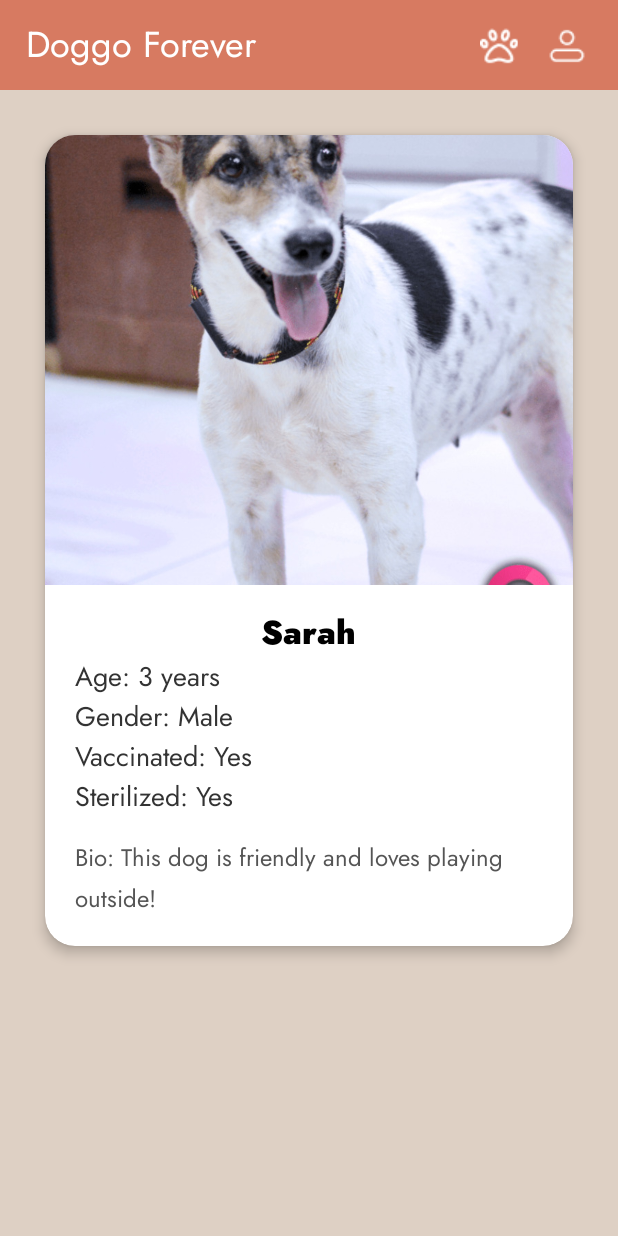
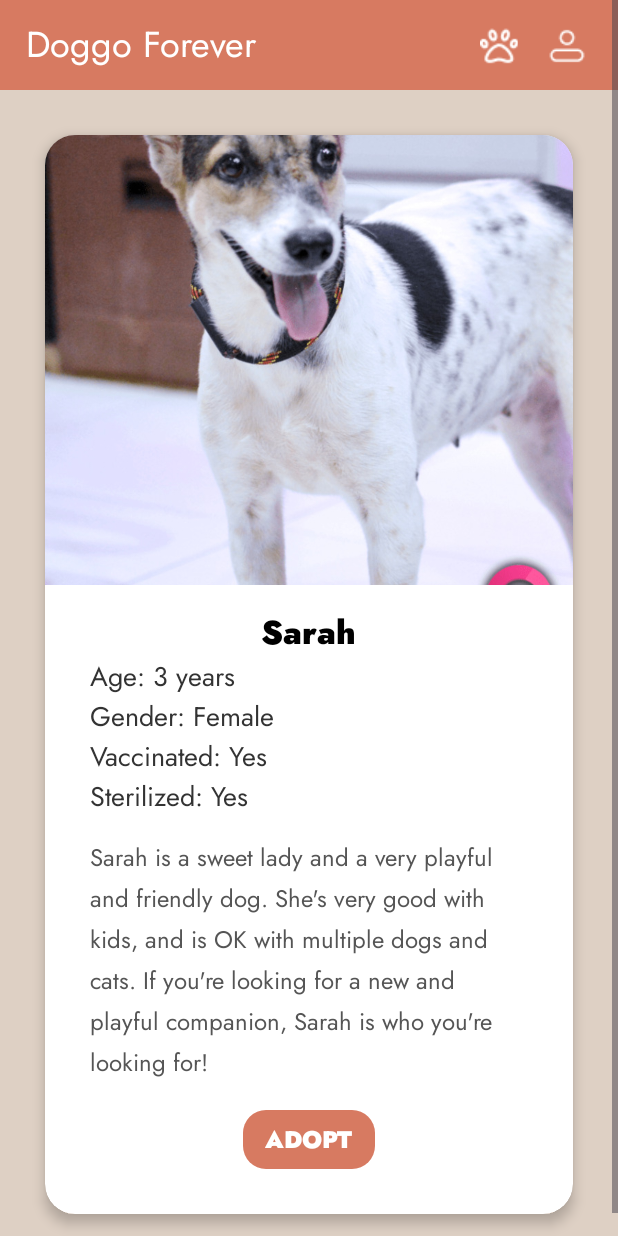
Before and after one commit to rjventu/ITS181-3_Dog-Adoption-App, an Android app: the layout dog_profile_page.xml on its own in the app's theme, with its tools: preview values and no code run, on a phone screen of 412 x 824 dp. Run offline under Robolectric (Android 15) with nearby library versions, the phone set to English and light mode, and no system bars.

Commit message:
Finished DogProfilePage
+ fin DogProfilePage
+ fin dog_profile_page
+ *tried* to do navigation, but failed miserably :(

```diff
--- /dev/null
+++ b/app/src/main/res/drawable/btn_rounded.xml
@@ -0,0 +1,12 @@
+<?xml version="1.0" encoding="utf-8"?>
+<shape xmlns:android="http://schemas.android.com/apk/res/android"
+    android:shape="rectangle">
+
+    <corners android:radius="15dp"/> <!-- Adjust this value for more/less rounding -->
+    <solid android:color="#D77A61"/> <!-- Background color -->
+    <padding
+        android:left="15dp"
+        android:top="8dp"
+        android:right="15dp"
+        android:bottom="8dp"/>
+</shape>
--- a/app/src/main/res/layout/dog_profile_page.xml
+++ b/app/src/main/res/layout/dog_profile_page.xml
@@ -112,7 +112,7 @@
                         android:layout_width="wrap_content"
                         android:layout_height="wrap_content"
                         android:fontFamily="@font/jost"
-                        android:layout_marginLeft="20dp"
+                        android:paddingLeft="30dp"
                         android:text="Age: 3 years"
                         android:textColor="#333"
                         android:textSize="18sp" />
@@ -122,8 +122,8 @@
                         android:layout_width="wrap_content"
                         android:layout_height="wrap_content"
                         android:fontFamily="@font/jost"
-                        android:layout_marginLeft="20dp"
-                        android:text="Gender: Male"
+                        android:paddingLeft="30dp"
+                        android:text="Gender: Female"
                         android:textColor="#333"
                         android:textSize="18sp" />
 
@@ -132,7 +132,7 @@
                         android:layout_width="wrap_content"
                         android:layout_height="wrap_content"
                         android:fontFamily="@font/jost"
-                        android:layout_marginLeft="20dp"
+                        android:paddingLeft="30dp"
                         android:text="Vaccinated: Yes"
                         android:textColor="#333"
                         android:textSize="18sp" />
@@ -142,7 +142,7 @@
                         android:layout_width="wrap_content"
                         android:layout_height="wrap_content"
                         android:fontFamily="@font/jost"
-                        android:layout_marginLeft="20dp"
+                        android:paddingLeft="30dp"
                         android:text="Sterilized: Yes"
                         android:textColor="#333"
                         android:textSize="18sp" />
@@ -156,13 +156,28 @@
                         android:elevation="2dp"
                         android:lineSpacingExtra="4dp"
                         android:layout_gravity="center_horizontal"
-                        android:paddingLeft="20dp"
-                        android:paddingRight="20dp"
+                        android:paddingLeft="30dp"
+                        android:paddingRight="30dp"
                         android:paddingBottom="20dp"
                         android:fontFamily="@font/jost"
-                        android:text="Bio: This dog is friendly and loves playing outside!"
+                        android:text="Sarah is a sweet lady and a very playful and friendly dog. She's very good with kids, and is OK with multiple dogs and cats. If you're looking for a new and playful companion, Sarah is who you're looking for!"
                         android:textColor="#555"
                         android:textSize="16sp" />
+
+                    <TextView
+                        android:id="@+id/go_adopt"
+                        android:layout_width="wrap_content"
+                        android:layout_height="wrap_content"
+                        android:layout_gravity="center_horizontal"
+                        android:layout_marginBottom="30dp"
+                        android:backgroundTint="#D77A61"
+                        android:clickable="true"
+                        android:textColor="@color/white"
+                        android:fontFamily="@font/jost_black"
+                        android:text="ADOPT"
+                        android:textSize="16sp"
+                        android:background="@drawable/btn_rounded"/>
+
                 </LinearLayout>
             </androidx.cardview.widget.CardView>
         </LinearLayout>
```
Also changed, not shown: app/src/main/AndroidManifest.xml (+7 -1 lines), app/src/main/java/com/example/appdev3_project/DogAdoptionPage.java (+9 -0 lines), app/src/main/java/com/example/appdev3_project/HomePage.java (+30 -0 lines), app/src/main/res/layout/home_page.xml (+10 -12 lines).
